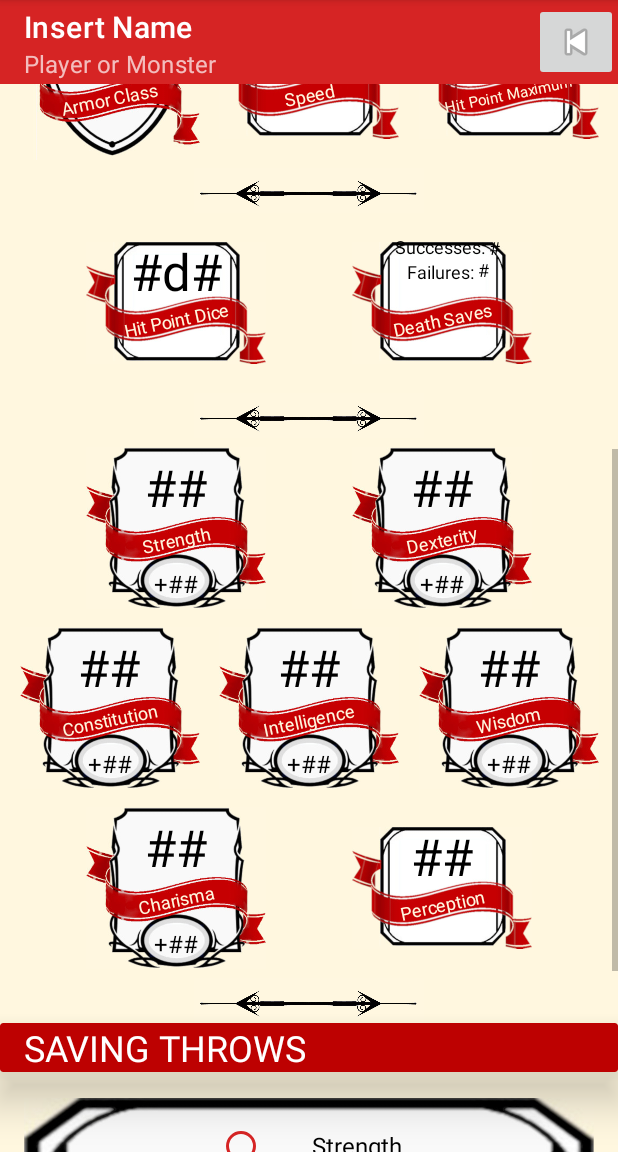
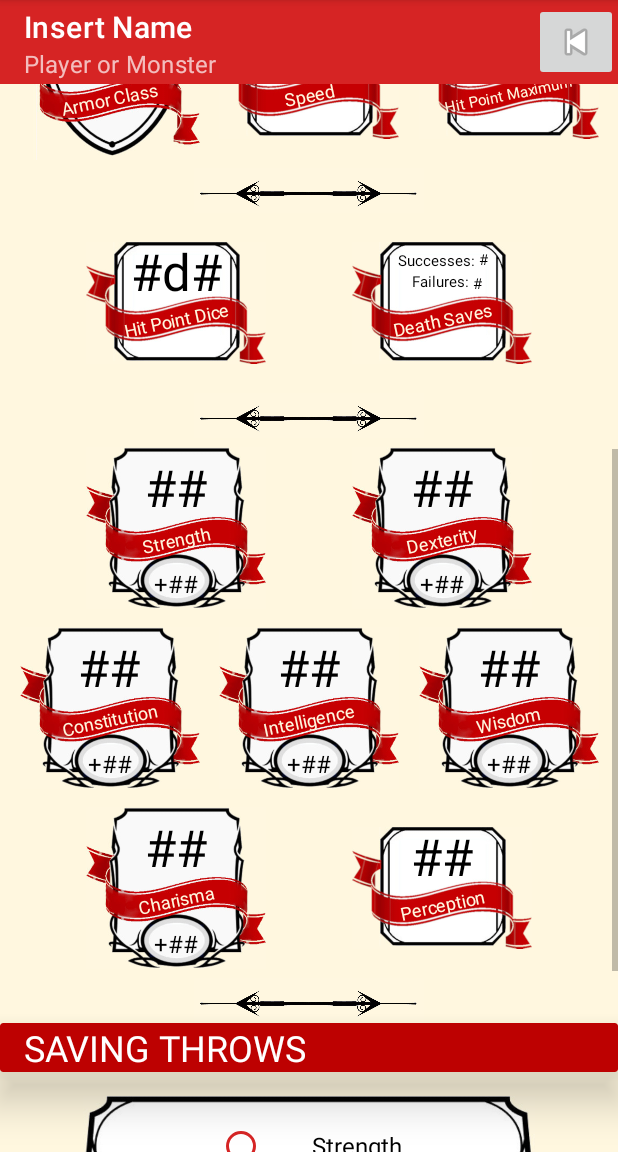
Before and after one commit to shastye/C.Gen, an Android app: the ViewCharacterActivity screen opened directly, with no data from a screen before it, scrolled down 498 dp, on a phone screen of 412 x 824 dp, the part 84-1236 px from its top. Run offline under Robolectric (Android 15) with nearby library versions, the phone set to English and light mode, and no system bars; our stand-ins replace Firebase (no records; nobody signed in at launch, a user with empty details on screens opened directly); 3 statements that could not run were skipped.

Commit message:
UI design changes to saving throws

```diff
--- a/app/src/main/res/layout/activity_view_character.xml
+++ b/app/src/main/res/layout/activity_view_character.xml
@@ -587,13 +587,14 @@
                     android:id="@+id/ds_successes_textView"
                     android:layout_width="wrap_content"
                     android:layout_height="wrap_content"
-                    android:layout_marginTop="16dp"
+                    android:layout_marginTop="32dp"
                     android:gravity="center"
                     android:text="Successes: "
                     android:textColor="@color/black"
-                    android:textSize="12sp"
+                    android:textSize="10sp"
                     app:layout_constraintBottom_toTopOf="@+id/ds_failures_textView"
                     app:layout_constraintEnd_toEndOf="@+id/ds_frame_imageView"
+                    app:layout_constraintHorizontal_bias="0.46"
                     app:layout_constraintStart_toStartOf="@+id/ds_frame_imageView"
                     app:layout_constraintTop_toTopOf="parent"
                     app:layout_constraintVertical_bias="0.0" />
@@ -606,7 +607,7 @@
                     android:gravity="center"
                     android:text="Failures: "
                     android:textColor="@color/black"
-                    android:textSize="12sp"
+                    android:textSize="10sp"
                     app:layout_constraintBottom_toTopOf="@+id/ds_textView"
                     app:layout_constraintEnd_toEndOf="@+id/ds_frame_imageView"
                     app:layout_constraintStart_toStartOf="@+id/ds_frame_imageView"
@@ -617,27 +618,27 @@
                     android:id="@+id/ds_successes_textView_actual"
                     android:layout_width="wrap_content"
                     android:layout_height="wrap_content"
-                    android:layout_marginTop="16dp"
+                    android:layout_marginTop="22dp"
                     android:gravity="center"
                     android:text="#"
                     android:textColor="@color/black"
-                    android:textSize="12sp"
+                    android:textSize="10sp"
                     app:layout_constraintBottom_toTopOf="@+id/ds_failures_textView_actual"
                     app:layout_constraintEnd_toEndOf="@+id/ds_frame_imageView"
                     app:layout_constraintHorizontal_bias="0.0"
                     app:layout_constraintStart_toEndOf="@+id/ds_successes_textView"
                     app:layout_constraintTop_toTopOf="parent"
-                    app:layout_constraintVertical_bias="0.375" />
+                    app:layout_constraintVertical_bias="0.50" />
 
                 <TextView
                     android:id="@+id/ds_failures_textView_actual"
                     android:layout_width="wrap_content"
                     android:layout_height="wrap_content"
-                    android:layout_marginBottom="16dp"
+                    android:layout_marginBottom="6dp"
                     android:gravity="center"
                     android:text="#"
                     android:textColor="@color/black"
-                    android:textSize="12sp"
+                    android:textSize="10sp"
                     app:layout_constraintBottom_toTopOf="@+id/ds_textView"
                     app:layout_constraintEnd_toEndOf="@+id/ds_frame_imageView"
                     app:layout_constraintHorizontal_bias="0.0"
@@ -1091,7 +1092,6 @@
                     android:paddingBottom="@dimen/fab_margin"
                     app:layout_constraintBottom_toBottomOf="parent"
                     app:layout_constraintEnd_toEndOf="parent"
-                    app:layout_constraintHorizontal_bias="0.0"
                     app:layout_constraintStart_toStartOf="parent"
                     app:layout_constraintTop_toTopOf="parent"
                     app:layout_constraintVertical_bias="0.0"
@@ -1196,6 +1196,7 @@
             </androidx.constraintlayout.widget.ConstraintLayout>
 
 
+
         </RelativeLayout>
     </ScrollView>
 
```
Also changed, not shown: app/src/main/res/drawable/generic_square_no_banner.jpg.
